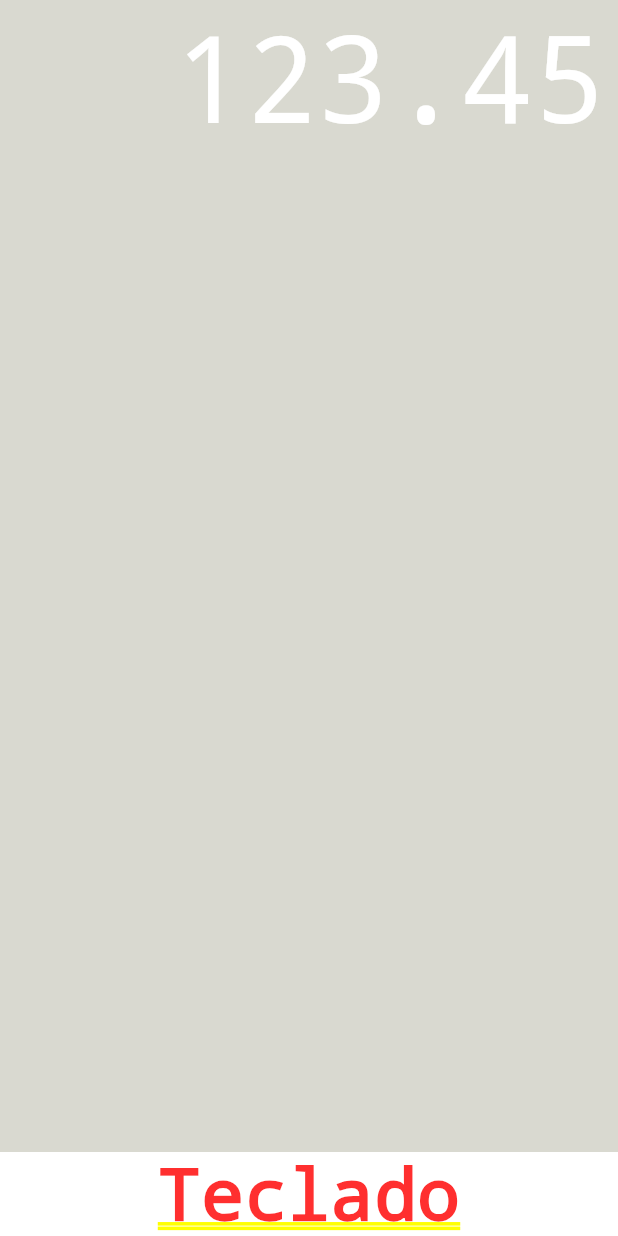
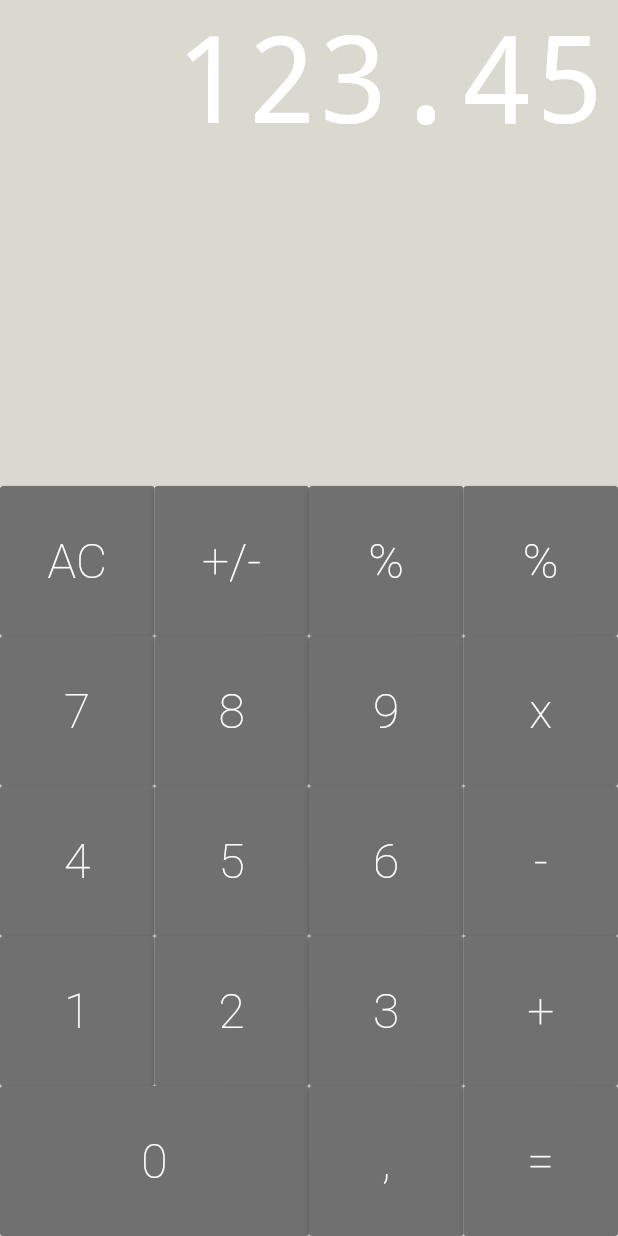
Before and after one commit to SimonViegas/cod3r_calculator, a Flutter app: the screen it shows after launch, on a phone screen of 412 x 824 dp. Run offline on Flutter 3.47's test engine with Material 2 defaults, Android fonts, the phone set to English and light mode, and no system bars; drawn by our look-alikes of auto_size_text.

Commit message:
Ajustes nas cores e formatação dos botões

```diff
--- /dev/null
+++ b/lib/components/button.dart
@@ -0,0 +1,36 @@
+// ignore_for_file: deprecated_member_use, constant_identifier_names
+import 'package:flutter/material.dart';
+
+class Button extends StatelessWidget {
+  static const DARK = Color.fromRGBO(82, 82, 82, 1);
+  static const DEFAULT = Color.fromRGBO(112, 112, 112, 1);
+  static const OPERATION = Color.fromRGBO(250, 158, 13, 1);
+
+  final String text;
+  final bool big;
+  final Color color;
+
+  const Button({
+    required this.text,
+    this.big = false,
+    this.color = DEFAULT,
+    Key? key,
+  }) : super(key: key);
+
+  @override
+  Widget build(BuildContext context) {
+    return Expanded(
+      flex: big ? 2 : 1,
+      child: RaisedButton(
+        color: color,
+        child: Text(text,
+            style: const TextStyle(
+              color: Colors.white,
+              fontSize: 32,
+              fontWeight: FontWeight.w200,
+            )),
+        onPressed: () {},
+      ),
+    );
+  }
+}
--- /dev/null
+++ b/lib/components/button_row.dart
@@ -0,0 +1,20 @@
+import 'button.dart';
+import 'package:flutter/material.dart';
+
+class ButtonRow extends StatelessWidget {
+  final List<Button> buttons;
+  const ButtonRow(
+    this.buttons, {
+    Key? key,
+  }) : super(key: key);
+
+  @override
+  Widget build(BuildContext context) {
+    return Expanded(
+      child: Row(
+        crossAxisAlignment: CrossAxisAlignment.stretch,
+        children: buttons,
+      ),
+    );
+  }
+}
--- /dev/null
+++ b/lib/components/keyboard.dart
@@ -0,0 +1,47 @@
+import 'package:calculator/components/button.dart';
+import 'package:calculator/components/button_row.dart';
+import 'package:flutter/material.dart';
+
+class Keyboard extends StatelessWidget {
+  const Keyboard({Key? key}) : super(key: key);
+
+  @override
+  Widget build(BuildContext context) {
+    return SizedBox(
+      height: 500,
+      child: Column(
+        children: [
+          ButtonRow([
+            Button(text: 'AC'),
+            Button(text: '+/-'),
+            Button(text: '%'),
+            Button(text: '%'),
+          ]),
+          ButtonRow([
+            Button(text: '7'),
+            Button(text: '8'),
+            Button(text: '9'),
+            Button(text: 'x'),
+          ]),
+          ButtonRow([
+            Button(text: '4'),
+            Button(text: '5'),
+            Button(text: '6'),
+            Button(text: '-'),
+          ]),
+          ButtonRow([
+            Button(text: '1'),
+            Button(text: '2'),
+            Button(text: '3'),
+            Button(text: '+'),
+          ]),
+          ButtonRow([
+            Button(text: '0', big: true),
+            Button(text: ','),
+            Button(text: '='),
+          ]),
+        ],
+      ),
+    );
+  }
+}
--- a/lib/screens/calculator.dart
+++ b/lib/screens/calculator.dart
@@ -1,3 +1,4 @@
+import 'package:calculator/components/keyboard.dart';
 import 'package:flutter/material.dart';
 import '../components/display.dart';
 
@@ -10,7 +11,7 @@ class Calculator extends StatelessWidget {
       debugShowCheckedModeBanner: false,
       home: Column(children: const <Widget>[
         Display('123.45'),
-        Text('Teclado'),
+        Keyboard(),
       ]),
     );
   }
```
